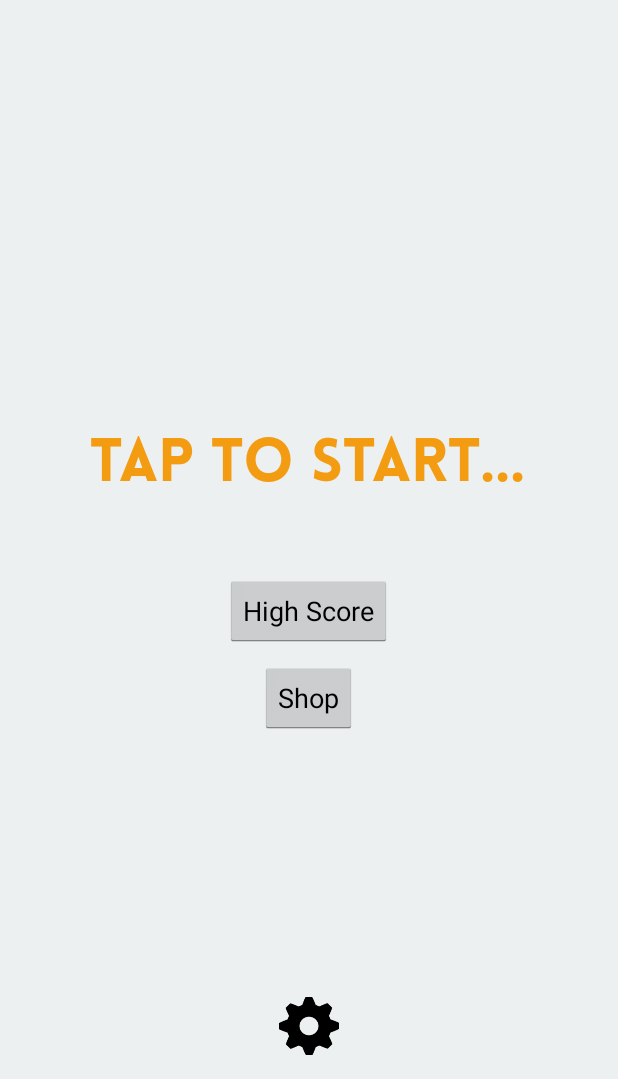
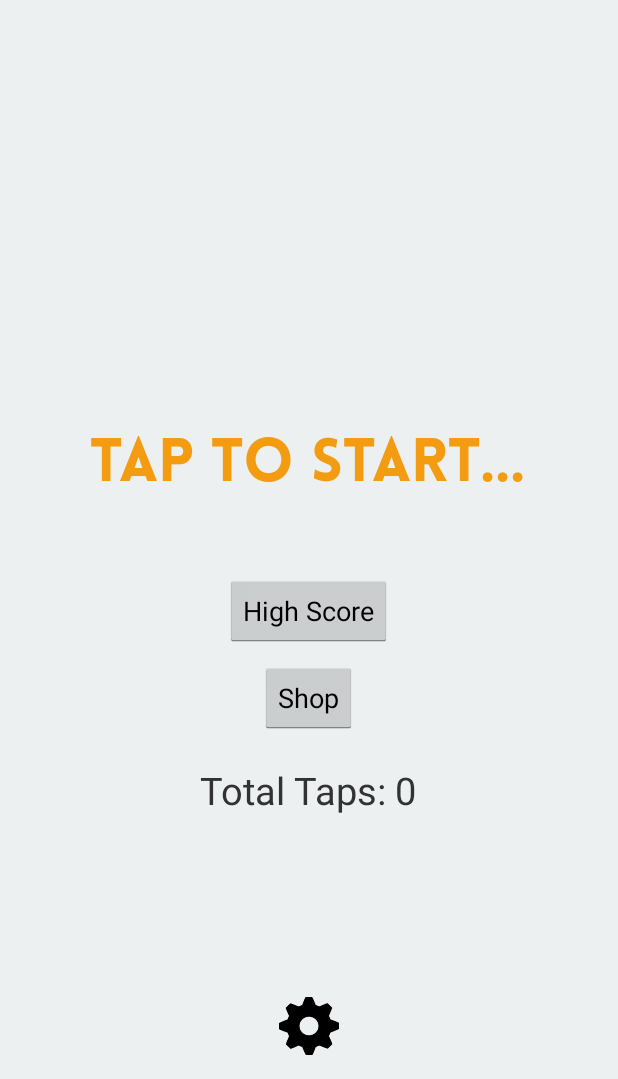
Before and after one commit to nickyobreykov/tap-ten, an Android app: the screen it shows after launch (MainActivity), on a phone screen of 412 x 824 dp, the part 157-1236 px from its top. Run offline under Robolectric (Android 15) with nearby library versions, the phone set to English and light mode, and no system bars.

Commit message:
change back to presentation with total taps

```diff
--- a/app/src/main/java/com/liquidafro/tapten/MainActivity.java
+++ b/app/src/main/java/com/liquidafro/tapten/MainActivity.java
@@ -34,6 +34,7 @@ public class MainActivity extends Activity {
     ImageView settingsBtn;
     Button shopBtn;
     TextView logoTV;
+    TextView totalTapsTV;
 
     @Override
     protected void onCreate(Bundle savedInstanceState) {
@@ -113,6 +114,10 @@ public class MainActivity extends Activity {
             }
         });
 
+        int tempTotalTaps = preferences.getInt("totalTaps", 0);
+        totalTapsTV = (TextView) findViewById(R.id.totalTapsTV);
+        totalTapsTV.setText("Total Taps: " + tempTotalTaps);
+
 
     }
 
--- a/app/src/main/res/layout/activity_main.xml
+++ b/app/src/main/res/layout/activity_main.xml
@@ -60,4 +60,14 @@
         android:text="Shop"
         android:layout_marginTop="10dp"/>
 
+    <TextView
+        android:id="@+id/totalTapsTV"
+        android:layout_below="@id/shopBtn"
+        android:textSize="25dp"
+        android:layout_marginTop="20dp"
+        android:layout_width="wrap_content"
+        android:layout_height="wrap_content"
+        android:layout_centerHorizontal="true"
+        android:text="Total Taps: 0"/>
+
 </RelativeLayout>
```
Also changed, not shown: 3 other files.
